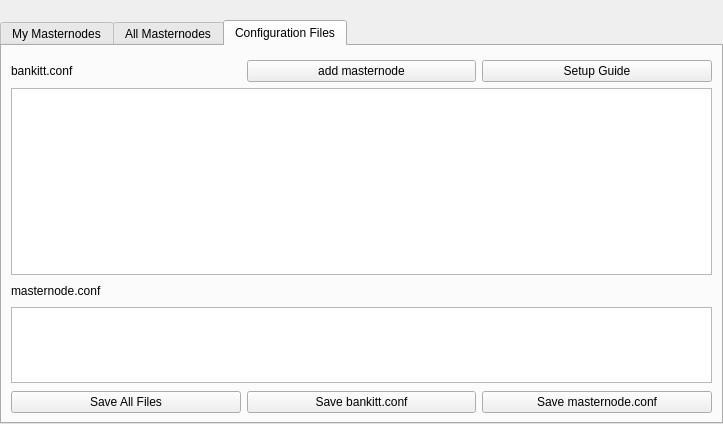
Bankitt-Official/bankitt, file src/qt/forms/masternodelist.ui: the form before one commit.
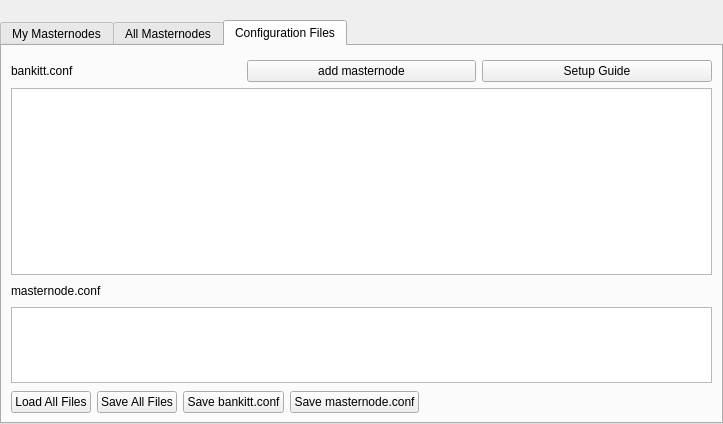
The form after the commit. The open tabs and pages were chosen to show the change.

```diff
--- a/src/qt/forms/masternodelist.ui
+++ b/src/qt/forms/masternodelist.ui
@@ -329,6 +329,13 @@
            <property name="topMargin">
             <number>2</number>
            </property>
+           <item>
+            <widget class="QPushButton" name="pushButtonLoad">
+             <property name="text">
+              <string>Load All Files</string>
+             </property>
+            </widget>
+           </item>
            <item>
             <widget class="QPushButton" name="pushButtonSaveAll">
              <property name="text">
@@ -350,6 +357,19 @@
              </property>
             </widget>
            </item>
+           <item>
+            <spacer name="horizontalSpacer">
+             <property name="orientation">
+              <enum>Qt::Horizontal</enum>
+             </property>
+             <property name="sizeHint" stdset="0">
+              <size>
+               <width>40</width>
+               <height>20</height>
+              </size>
+             </property>
+            </spacer>
+           </item>
           </layout>
          </item>
          <item row="0" column="0">
```
Left out of the diff: 10 changed lines with no effect on the pictures.
